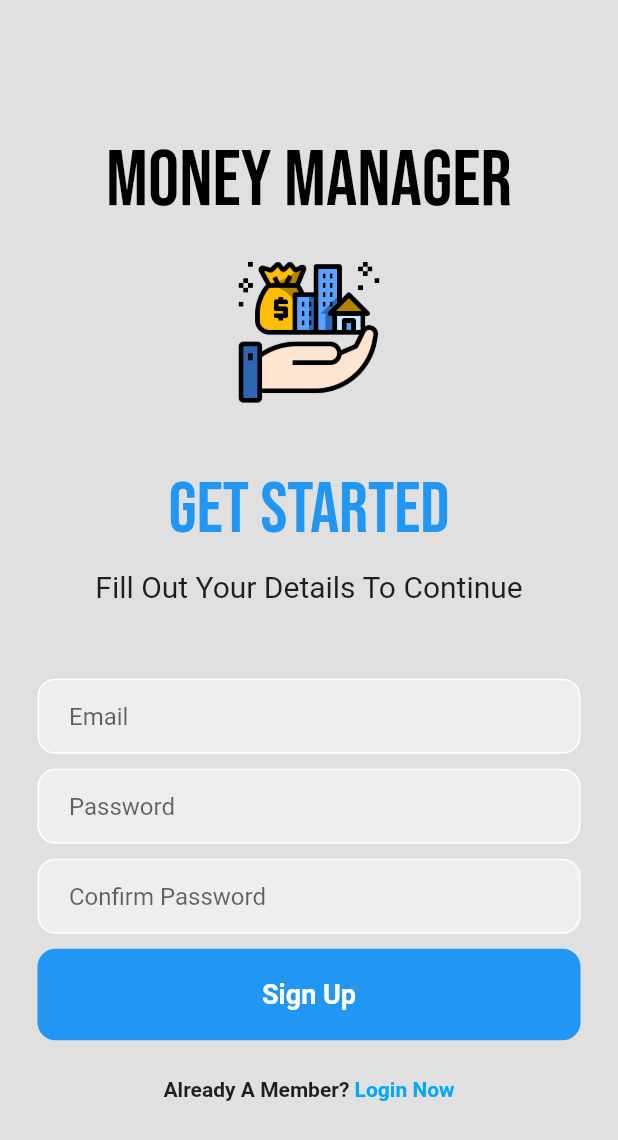
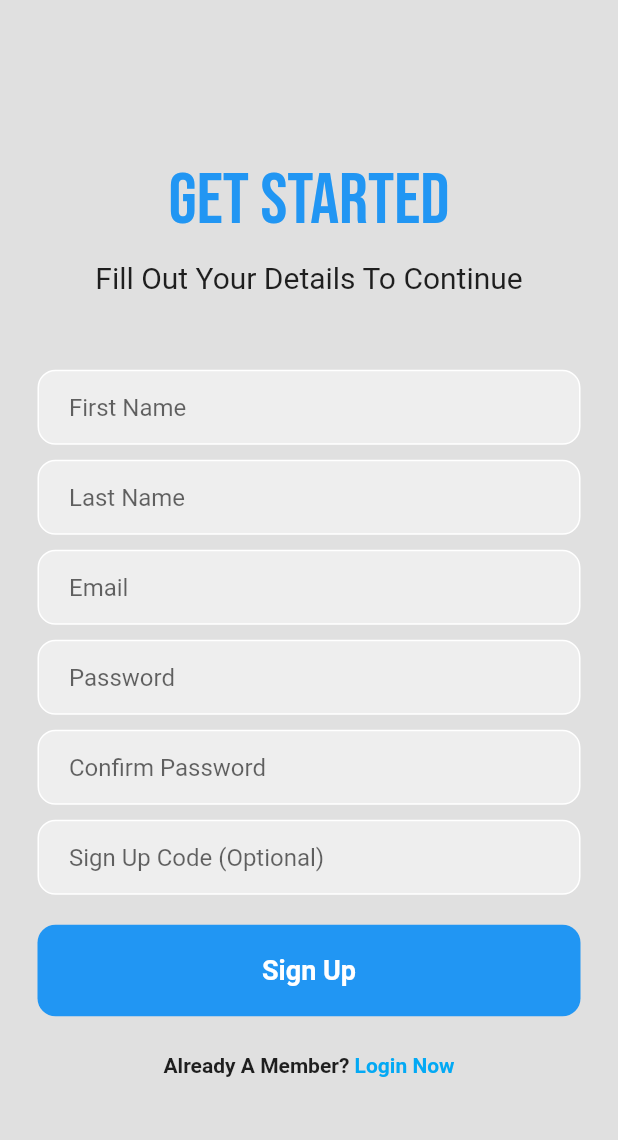
Before and after one commit to AfaqAnwar/money-manager, a Flutter app: the RegisterPage screen opened directly with empty values, after a tap on "Sign Up", on a phone screen of 412 x 824 dp. Shown: the top 1140 px of the screen. Run offline on Flutter 3.47's test engine with Material 2 defaults, Android fonts, the phone set to English and light mode, and no system bars; our stand-ins replace cloud_firestore, firebase_auth, firebase_core, google_fonts; accounts and stored records are empty; network calls fail.

```diff
--- a/lib/pages/register_page.dart
+++ b/lib/pages/register_page.dart
@@ -1,3 +1,4 @@
+import 'package:cloud_firestore/cloud_firestore.dart';
 import 'package:firebase_auth/firebase_auth.dart';
 import 'package:flutter/material.dart';
 import 'package:google_fonts/google_fonts.dart';
@@ -15,14 +16,21 @@ class _RegisterPageState extends State<RegisterPage> {
   final emailController = TextEditingController();
   final passwordController = TextEditingController();
   final confirmPasswordController = TextEditingController();
+  final firstNameController = TextEditingController();
+  final lastNameController = TextEditingController();
+  final signUpCodeController = TextEditingController();
 
   @override
   void dispose() {
     emailController.dispose();
     passwordController.dispose();
+    firstNameController.dispose();
+    lastNameController.dispose();
+    signUpCodeController.dispose();
     super.dispose();
   }
 
+  // authenticate user details
   Future signUp() async {
     if (passwordConfirmed()) {
       await FirebaseAuth.instance.createUserWithEmailAndPassword(
@@ -30,6 +38,23 @@ class _RegisterPageState extends State<RegisterPage> {
         password: passwordController.text.trim(),
       );
     }
+
+    addUserDetails(
+      firstNameController.text.trim(),
+      lastNameController.text.trim(),
+      signUpCodeController.text.trim(),
+      emailController.text.trim()
+      );
+  }
+
+  Future addUserDetails(String firstName, String lastName, String signUpCode, String email) async {
+    await FirebaseFirestore.instance.collection('users').add({
+      'first name': firstName,
+      'last name': lastName,
+      'sign up code code': signUpCode,
+      'email': email,
+    });
+
   }
 
   bool passwordConfirmed() {
@@ -42,7 +67,7 @@ class _RegisterPageState extends State<RegisterPage> {
 
   @override
   Widget build(BuildContext context) {
-        return Scaffold(
+    return Scaffold(
       backgroundColor: Colors.grey[300],
       body: SafeArea(
         child: Center (
@@ -50,23 +75,6 @@ class _RegisterPageState extends State<RegisterPage> {
             child: Column (
               mainAxisAlignment: MainAxisAlignment.center,
               children: [
-                Text(
-                    'Money Manager',
-                      style: GoogleFonts.bebasNeue(
-                        fontSize: 52,
-                        color: Colors.black
-                      ),
-                    ),
-
-                  SizedBox(height: 20),
-
-                  Image.asset(
-                    'assets/images/logo.png',
-                    height: 100,
-                    width: 100,
-                    ),
-
-                  SizedBox(height: 40),
 
                 Text(
                     'Get Started',
@@ -86,6 +94,54 @@ class _RegisterPageState extends State<RegisterPage> {
                 ),
 
                 SizedBox(height: 50),
+
+                // first name textfield
+                Padding(
+                        padding: const EdgeInsets.symmetric(horizontal: 25),
+                        child: Container(
+                          decoration: BoxDecoration(
+                            color: Colors.grey[200],
+                            border: Border.all(color: Colors.white),
+                            borderRadius: BorderRadius.circular(12),
+                          ),
+                          child: Padding(
+                            padding: const EdgeInsets.only(left: 20.0),
+                            child: TextField(
+                              controller: firstNameController,
+                              decoration: InputDecoration(
+                                border: InputBorder.none,
+                                hintText: 'First Name',
+                              ),
+                            ),
+                          ),
+                        ),
+                      ),
+
+                SizedBox(height: 10),
+
+                // last name controller
+                Padding(
+                        padding: const EdgeInsets.symmetric(horizontal: 25),
+                        child: Container(
+                          decoration: BoxDecoration(
+                            color: Colors.grey[200],
+                            border: Border.all(color: Colors.white),
+                            borderRadius: BorderRadius.circular(12),
+                          ),
+                          child: Padding(
+                            padding: const EdgeInsets.only(left: 20.0),
+                            child: TextField(
+                              controller: lastNameController,
+                              decoration: InputDecoration(
+                                border: InputBorder.none,
+                                hintText: 'Last Name',
+                              ),
+                            ),
+                          ),
+                        ),
+                      ),
+
+                SizedBox(height: 10),
 
                 // email textfield
                 Padding(
@@ -160,6 +216,30 @@ class _RegisterPageState extends State<RegisterPage> {
                 ),
                 SizedBox(height: 10),
 
+                // sign up code textfield
+                Padding(
+                        padding: const EdgeInsets.symmetric(horizontal: 25),
+                        child: Container(
+                          decoration: BoxDecoration(
+                            color: Colors.grey[200],
+                            border: Border.all(color: Colors.white),
+                            borderRadius: BorderRadius.circular(12),
+                          ),
+                          child: Padding(
+                            padding: const EdgeInsets.only(left: 20.0),
+                            child: TextField(
+                              controller: signUpCodeController,
+                              decoration: InputDecoration(
+                                border: InputBorder.none,
+                                hintText: 'Sign Up Code (Optional)',
+                              ),
+                            ),
+                          ),
+                        ),
+                      ),
+
+                SizedBox(height: 20),
+
                 // Sign Up Button
                 Padding(
                   padding: const EdgeInsets.symmetric(horizontal: 25),
--- a/pubspec.yaml
+++ b/pubspec.yaml
@@ -36,8 +36,9 @@ dependencies:
   # The following adds the Cupertino Icons font to your application.
   # Use with the CupertinoIcons class for iOS style icons.
   cupertino_icons: ^1.0.2
-  firebase_auth: ^4.1.2
+  firebase_auth: ^4.1.3
   google_fonts:
+  cloud_firestore: ^4.1.0
 
 dev_dependencies:
   flutter_test:
```
Also changed, not shown: pubspec.lock, 2 other files.
